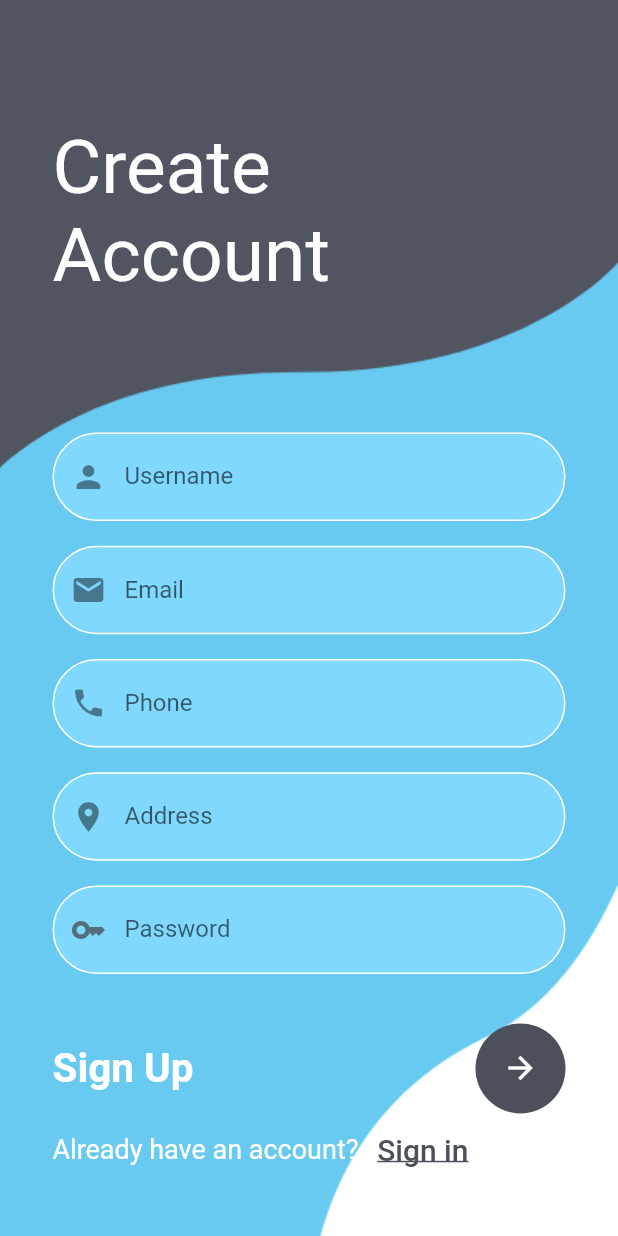
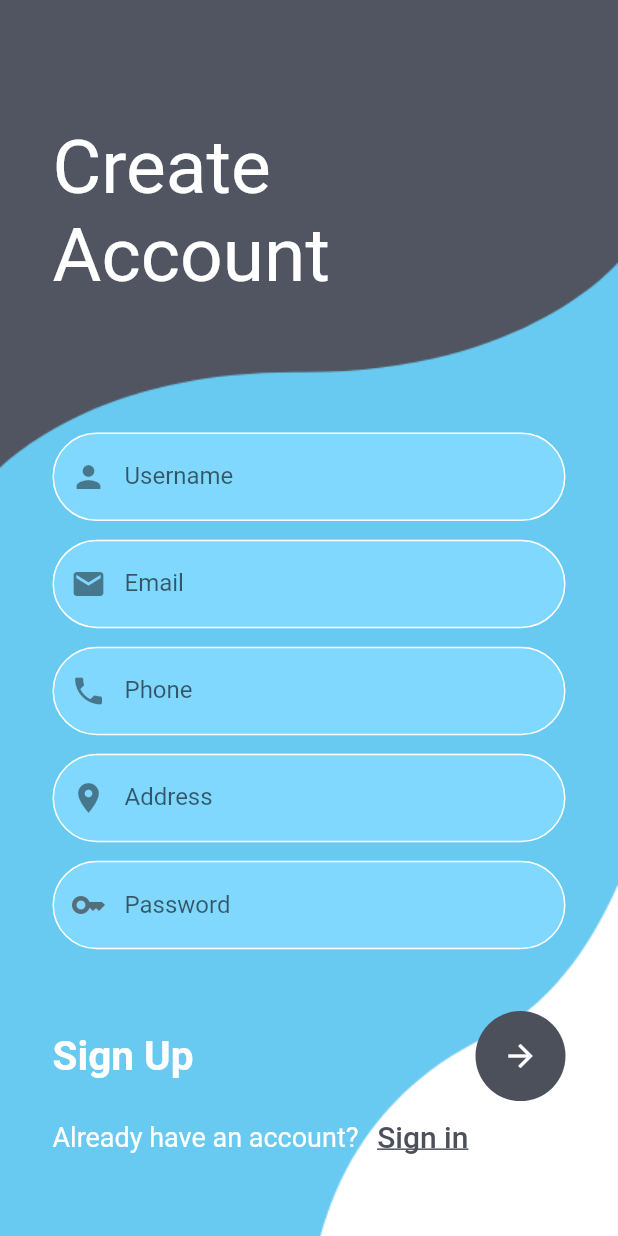
Before and after one commit to Anujit-Datta/service_provider, a Flutter app: the screen it shows after launch, after a tap on the "arrow forward" icon, after a tap on "Register", on a phone screen of 412 x 824 dp. Run offline on Flutter 3.47's test engine with Material 2 defaults, Android fonts, the phone set to English and light mode, and no system bars; our stand-ins replace cloud_firestore, firebase_auth, firebase_core, flutter_easyloading; accounts and stored records are empty; network calls fail.

Commit message:
login and registration db connected

```diff
--- a/lib/Pages/Register.dart
+++ b/lib/Pages/Register.dart
@@ -21,6 +21,8 @@ class _RegisterPageState extends State<RegisterPage> {
   final _phoneController = TextEditingController();
   final _addressController = TextEditingController();
   final _passwordController = TextEditingController();
+  String errorCode= '';
+
   @override
   Widget build(BuildContext context) {
     return Container(
@@ -48,23 +50,24 @@ class _RegisterPageState extends State<RegisterPage> {
                           children: [
                             nameField(),
                             SizedBox(
-                              height: MediaQuery.of(context).size.height * 0.02,
+                              height: MediaQuery.of(context).size.height * 0.015,
                             ),
                             emailField(),
                             SizedBox(
-                              height: MediaQuery.of(context).size.height * 0.02,
+                              height: MediaQuery.of(context).size.height * 0.015,
                             ),
                             phoneField(),
                             SizedBox(
-                              height: MediaQuery.of(context).size.height * 0.02,
+                              height: MediaQuery.of(context).size.height * 0.015,
                             ),
                             addressField(),
                             SizedBox(
-                              height: MediaQuery.of(context).size.height * 0.02,
+                              height: MediaQuery.of(context).size.height * 0.015,
                             ),
                             passwordField(),
                             SizedBox(
-                              height: MediaQuery.of(context).size.height * 0.04,
+                              height: MediaQuery.of(context).size.height * 0.05,
+                              child: Text(errorCode,style: TextStyle(fontSize: 17,color: Colors.redAccent),),
                             ),
                             signupButton(),
                             signinAsk(context)
@@ -130,8 +133,13 @@ class _RegisterPageState extends State<RegisterPage> {
                       address: _addressController.text,
                       image: '',
                   );
-                    await _auth.createUserWithEmailAndPassword(email: user.email, password: _passwordController.text);
-                    await _db.collection('Users').add(user.toMap()).whenComplete(() => Navigator.pushReplacementNamed(context, userHomePageRoute));
+                    await _auth
+                        .createUserWithEmailAndPassword(email: user.email, password: _passwordController.text);
+                    await _db
+                        .collection('Users')
+                        .doc(user.email)
+                        .set(user.toMap()).onError((errorcode, stackTrace) {setState(() {errorCode=errorcode.toString();});})
+                        .whenComplete(() => Navigator.pushReplacementNamed(context, userHomePageRoute));
 
                 }
               },
@@ -171,6 +179,8 @@ class _RegisterPageState extends State<RegisterPage> {
       validator: (value) {
         if(value == null || value.isEmpty) {
           return 'Provide a password';
+        }else if(value.length<6){
+          return 'Password should be at least 6 characters';
         }
         return null;
       },
--- a/lib/Pages/login.dart
+++ b/lib/Pages/login.dart
@@ -13,6 +13,7 @@
 class _LoginPageState extends State<LoginPage> {
   final _emailController = TextEditingController();
   final _passwordController = TextEditingController();
+  final _formKey = GlobalKey<FormState>();
   String _errorMsg = '';
   @override
   Widget build(BuildContext context) {
@@ -24,7 +25,9 @@
       )),
       child: Scaffold(
         backgroundColor: Colors.transparent,
-          body: Stack(
+        body: Form(
+          key: _formKey,
+          child: Stack(
             children: [
               SingleChildScrollView(
                 child: Container(
@@ -36,7 +39,8 @@
                   child: Column(
                     children: [
                       email_field(),
-                      SizedBox(height: MediaQuery.of(context).size.height * 0.03),
+                      SizedBox(
+                          height: MediaQuery.of(context).size.height * 0.03),
                       Password_field(),
                       SizedBox(
                         height: MediaQuery.of(context).size.height * 0.03,
@@ -60,6 +64,7 @@
             ],
           ),
         ),
+      ),
     );
   }
 
@@ -67,17 +72,17 @@
 
   void validation() async {
     EasyLoading.show(status: 'Logging in', dismissOnTap: false);
-      try{
-        final email=_emailController.text;
-        final password=_passwordController.text;
+    try {
+      final email = _emailController.text;
+      final password = _passwordController.text;
       final status = await AuthServices.loginto(email, password);
-        if(status){
+      if (status) {
         EasyLoading.dismiss();
         Navigator.pushReplacementNamed(context, launcherRoute);
-        }else{
+      } else {
         await _auth.signOut();
       }
-      } on FirebaseAuthException catch(error){
+    } on FirebaseAuthException catch (error) {
       EasyLoading.dismiss();
       setState(() {
         _errorMsg = error.message!;
@@ -85,32 +90,52 @@
     }
   }
 
-    TextField email_field() {
-      return TextField(
+  TextFormField email_field() {
+    return TextFormField(
         controller: _emailController,
+        keyboardType: TextInputType.emailAddress,
+        style: TextStyle(color: Colors.white),
         decoration: InputDecoration(
           fillColor: Colors.lightBlueAccent.shade100,
           filled: true,
-          hintText: " Email",
+          prefixIcon: Icon(Icons.email),
+          labelText: 'Email',
           border: OutlineInputBorder(
             borderRadius: BorderRadius.circular(30),
           ),
         ),
-      );
+        validator: (value) {
+          if (value == null || value.isEmpty) {
+            return 'Provide an email address';
+          } else if (!RegExp(
+                  r"^[a-zA-Z0-9.a-zA-Z0-9.!#$%&'*+-/=?^_`{|}~]+@[a-zA-Z0-9]+\.[a-zA-Z]+")
+              .hasMatch(value)) {
+            return 'Invalid email address';
+          }
+          return null;
+        });
   }
 
-    TextField Password_field() {
-      return TextField(
+  TextFormField Password_field() {
+    return TextFormField(
       controller: _passwordController,
       obscureText: true,
+      style: TextStyle(color: Colors.white),
       decoration: InputDecoration(
+        prefixIcon: Icon(Icons.key,color: Colors.blueGrey.shade600,),
+        labelText: 'Password',
         fillColor: Colors.lightBlueAccent.shade100,
         filled: true,
-          hintText: " Password",
         border: OutlineInputBorder(
           borderRadius: BorderRadius.circular(30),
         ),
       ),
+      validator: (value) {
+        if(value == null || value.isEmpty) {
+          return 'Provide a password';
+        }
+        return null;
+      },
     );
   }
 
@@ -180,7 +205,7 @@
     return SizedBox(
       height: 35,
       child: TextButton(
-          onPressed: (){},
+        onPressed: () {},
         child: Text(
           "Forgot Password?",
           style: TextStyle(
@@ -191,5 +216,4 @@
       ),
     );
   }
-
 }
```
Lines whose indentation alone changed are shown as unchanged.
